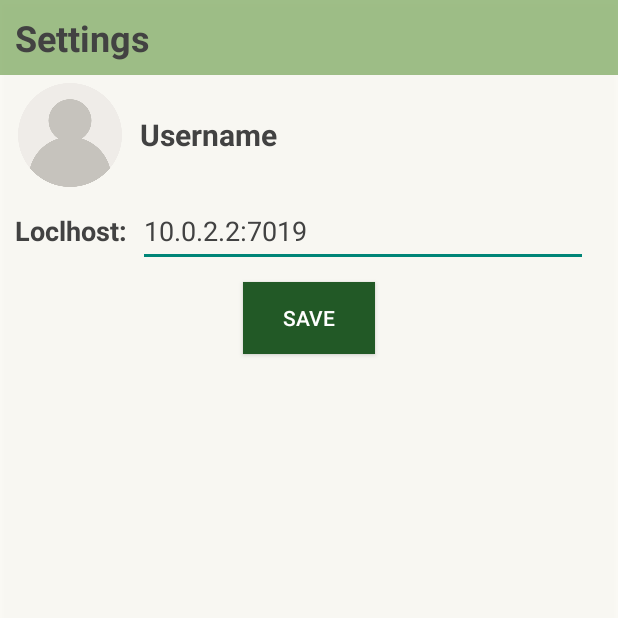
After one commit to noaziv55/android_application, an Android app: the SettingsPage screen opened directly, with no data from a screen before it, on a phone screen of 412 x 824 dp, the top half of it. The commit adds this screen. Run offline under Robolectric (Android 15) with nearby library versions, the phone set to English and light mode, and no system bars; our stand-ins replace Room's generated code.

Commit message:
creating setting page
creating setting page
and edit app design

```diff
--- a/AndroidApplication/app/src/main/AndroidManifest.xml
+++ b/AndroidApplication/app/src/main/AndroidManifest.xml
@@ -13,6 +13,10 @@
         android:supportsRtl="true"
         android:theme="@style/AppTheme.NoActionBar"
         tools:targetApi="31">
+
+        <activity
+            android:name=".SettingsPage"
+            android:exported="false" />
         <activity
             android:name=".AddContactActivity"
             android:exported="false" />
--- /dev/null
+++ b/AndroidApplication/app/src/main/java/com/example/androidapplication/SettingsPage.java
@@ -0,0 +1,32 @@
+package com.example.androidapplication;
+
+import android.annotation.SuppressLint;
+import android.os.Bundle;
+import android.widget.Button;
+import android.widget.EditText;
+
+import androidx.appcompat.app.AppCompatActivity;
+
+import com.example.androidapplication.entities.Settings;
+
+public class SettingsPage extends AppCompatActivity {
+
+    @Override
+    protected void onCreate(Bundle savedInstanceState) {
+        super.onCreate(savedInstanceState);
+        setContentView(R.layout.activity_settings);
+
+/*        SharedPreferences preferences = PreferenceManager.getDefaultSharedPreferences(this);
+        setContentView(R.layout.activity_settings);*/
+
+        Settings settings = new Settings();
+
+        EditText serverDefault = findViewById(R.id.settingsServerAddress);
+        serverDefault.setText("10.0.2.2:7019");
+
+        Button btnSave = findViewById(R.id.btnSave);
+        btnSave.setOnClickListener(v -> {
+            finish();
+        });
+    }
+}
--- /dev/null
+++ b/AndroidApplication/app/src/main/java/com/example/androidapplication/entities/Settings.java
@@ -0,0 +1,26 @@
+package com.example.androidapplication.entities;
+
+import androidx.annotation.NonNull;
+import androidx.room.Entity;
+import androidx.room.PrimaryKey;
+
+@Entity
+public class Settings {
+    @PrimaryKey
+    @NonNull
+    private String server;
+
+    public Settings() {
+        this.server = "http://10.0.2.2:7019";
+    }
+
+    @NonNull
+    public String getServer() {
+        return server;
+    }
+
+    public int setServer(@NonNull String server) {
+        this.server = server;
+        return 0;
+    }
+}
--- a/AndroidApplication/app/src/main/res/drawable-xxhdpi/radius2.xml
+++ b/AndroidApplication/app/src/main/res/drawable-xxhdpi/radius2.xml
@@ -1,5 +1,5 @@
 <?xml version="1.0" encoding="utf-8"?>
 <shape xmlns:android="http://schemas.android.com/apk/res/android" android:shape="rectangle">
     <corners android:radius="50dp"></corners>
-    <solid android:color="#DDDDDD"></solid>
+    <solid android:color="@color/white"></solid>
 </shape>
--- a/AndroidApplication/app/src/main/res/layout/activity_add_contact.xml
+++ b/AndroidApplication/app/src/main/res/layout/activity_add_contact.xml
@@ -33,7 +33,7 @@
                 android:hint="@string/register_etNickname"
                 android:importantForAutofill="no"
                 tools:ignore="TouchTargetSizeCheck"
-                android:textColor="#424242" />
+                android:textColor="@color/text_color" />
 
             <EditText
                 android:id="@+id/etServer"
@@ -44,14 +44,14 @@
                 android:hint="@string/server"
                 android:importantForAutofill="no"
                 tools:ignore="TouchTargetSizeCheck"
-                android:textColor="#424242" />
+                android:textColor="@color/text_color" />
 
             <Button
                 android:id="@+id/bthAddContact"
                 android:layout_width="wrap_content"
                 android:layout_height="match_parent"
                 android:layout_gravity="center"
-                android:backgroundTint="#225926"
+                android:backgroundTint="@color/button"
                 android:text="Add Contact"
                 android:textColor="@color/white" />
         </LinearLayout>
--- a/AndroidApplication/app/src/main/res/layout/activity_login_page.xml
+++ b/AndroidApplication/app/src/main/res/layout/activity_login_page.xml
@@ -67,7 +67,7 @@
                     android:layout_width="wrap_content"
                     android:layout_height="match_parent"
                     android:layout_gravity="center"
-                    android:backgroundTint="#225926"
+                    android:backgroundTint="@color/button"
                     android:textColor="@color/white"
                     android:text="@string/login_btn" />
 
@@ -79,7 +79,7 @@
                     android:layout_gravity="center"
                     android:backgroundTint="#00FFFFFF"
                     android:text="@string/register_link_btn"
-                    android:textColor="#424242" />
+                    android:textColor="@color/text_color" />
             </LinearLayout>
         </LinearLayout>
     </ScrollView>
--- a/AndroidApplication/app/src/main/res/layout/activity_register_page.xml
+++ b/AndroidApplication/app/src/main/res/layout/activity_register_page.xml
@@ -91,7 +91,7 @@
                     android:layout_width="wrap_content"
                     android:layout_height="match_parent"
                     android:layout_gravity="center"
-                    android:backgroundTint="#225926"
+                    android:backgroundTint="@color/button"
                     android:textColor="@color/white"
                     android:text="@string/register_btn" />
 
@@ -103,7 +103,7 @@
                     android:layout_gravity="center"
                     android:backgroundTint="#00FFFFFF"
                     android:text="@string/login_link_btn"
-                    android:textColor="#424242" />
+                    android:textColor="@color/text_color" />
             </LinearLayout>
         </LinearLayout>
     </ScrollView>
--- /dev/null
+++ b/AndroidApplication/app/src/main/res/layout/activity_settings.xml
@@ -0,0 +1,117 @@
+<?xml version="1.0" encoding="utf-8"?>
+
+<androidx.constraintlayout.widget.ConstraintLayout xmlns:android="http://schemas.android.com/apk/res/android"
+    xmlns:app="http://schemas.android.com/apk/res-auto"
+    xmlns:tools="http://schemas.android.com/tools"
+    android:layout_width="match_parent"
+    android:layout_height="match_parent"
+    android:background="@color/background_color"
+    android:elevation="4dp">
+
+    <LinearLayout
+        android:layout_width="match_parent"
+        android:layout_height="match_parent"
+        android:gravity="center|top"
+        android:orientation="vertical">
+
+        <LinearLayout
+            android:layout_width="match_parent"
+            android:layout_height="50dp"
+            android:background="@color/logo_bg_color2"
+            android:orientation="horizontal">
+
+            <TextView
+                android:id="@+id/textView"
+                android:layout_width="wrap_content"
+                android:layout_height="match_parent"
+                android:layout_weight="80"
+                android:gravity="center|start"
+                android:paddingStart="10dp"
+                android:text="@string/settings"
+                android:textColor="@color/text_color"
+                android:textSize="24sp"
+                android:textStyle="bold"
+                tools:ignore="RtlSymmetry" />
+
+        </LinearLayout>
+
+        <LinearLayout
+            android:id="@+id/linearLayout3"
+            android:layout_width="match_parent"
+            android:layout_height="80dp"
+            android:orientation="horizontal">
+
+            <ImageView
+                android:id="@+id/user_image_profile_image"
+                android:layout_width="60dp"
+                android:layout_height="match_parent"
+                android:layout_margin="5dp"
+                android:layout_weight="1"
+                app:srcCompat="@drawable/default_profile_image" />
+
+            <TextView
+                android:id="@+id/user_text_user_name"
+                android:layout_width="wrap_content"
+                android:layout_height="match_parent"
+                android:layout_weight="10"
+                android:gravity="center|start"
+                android:text="@string/username"
+                android:textColor="@color/text_color"
+                android:textSize="20sp"
+                android:textStyle="bold" />
+
+        </LinearLayout>
+
+        <LinearLayout
+            android:layout_width="match_parent"
+            android:layout_height="wrap_content"
+            android:orientation="vertical">
+
+            <LinearLayout
+                android:layout_width="match_parent"
+                android:layout_height="match_parent"
+                android:orientation="horizontal">
+
+                <TextView
+                    android:id="@+id/textView3"
+                    android:layout_width="wrap_content"
+                    android:layout_height="wrap_content"
+                    android:layout_marginStart="10dp"
+                    android:layout_marginBottom="10dp"
+                    android:layout_weight="1"
+                    android:text="@string/loclhost"
+                    android:textColor="@color/text_color"
+                    android:textSize="18sp"
+                    android:textStyle="bold" />
+
+                <EditText
+                    android:id="@+id/settingsServerAddress"
+                    android:layout_width="wrap_content"
+                    android:layout_height="wrap_content"
+                    android:layout_marginEnd="20dp"
+                    android:layout_marginBottom="10dp"
+                    android:layout_weight="20"
+                    android:hint="@string/change_localhost"
+                    android:importantForAutofill="no"
+                    android:inputType="textPersonName"
+                    android:minHeight="48dp"
+                    android:textColor="@color/text_color"
+                    android:textSize="18sp" />
+            </LinearLayout>
+
+        </LinearLayout>
+
+        <Button
+            android:id="@+id/btnSave"
+            style="@style/Widget.AppCompat.Button"
+            android:layout_width="wrap_content"
+            android:layout_height="wrap_content"
+            android:layout_gravity="center"
+            android:background="@color/button"
+            android:elevation="4dp"
+            android:text="@string/btn_save"
+            android:textColor="@color/white" />
+
+    </LinearLayout>
+
+</androidx.constraintlayout.widget.ConstraintLayout>
--- a/AndroidApplication/app/src/main/res/values/colors.xml
+++ b/AndroidApplication/app/src/main/res/values/colors.xml
@@ -5,6 +5,16 @@
     <color name="purple_700">#FF3700B3</color>
     <color name="teal_200">#FF03DAC5</color>
     <color name="teal_700">#FF018786</color>
+
+    <color name="transparent">#00FFFFFF</color>
+    <color name="background_color">#DCFFFEF8</color>
+    <color name="radius_color">#CDFDFFF4</color>
+    <color name="logo_bg_color1">#A6CFDCC6</color>
+    <color name="logo_bg_color2">#A66E9E4E</color>
+    <color name="header_color">#CCDEE5BC</color>
+    <color name="button">#225926</color>
+    <color name="white">#FFFFFFFF</color>
+    <color name="light_grey">#F3ECECEC</color>
+    <color name="text_color">#424242</color>
     <color name="black">#FF000000</color>
-    <color name="white">#FFFFFFFF</color>
 </resources>
--- a/AndroidApplication/app/src/main/res/values/strings.xml
+++ b/AndroidApplication/app/src/main/res/values/strings.xml
@@ -13,4 +13,10 @@
     <string name="login_link_btn">Click here to login</string>
     <string name="server">server</string>
     <string name="enter_your_text_here">Enter your text here</string>
+    <string name="chatapp">ChatApp</string>
+    <string name="change_localhost">change localhost</string>
+    <string name="loclhost">Loclhost:</string>
+    <string name="settings">Settings</string>
+    <string name="username">Username</string>
+    <string name="btn_save">SAVE</string>
 </resources>
--- a/AndroidApplication/app/src/main/res/values/themes.xml
+++ b/AndroidApplication/app/src/main/res/values/themes.xml
@@ -4,15 +4,15 @@
         <item name="windowActionBar">false</item>
         <item name="windowNoTitle">true</item>
         <!-- Primary brand color. -->
-        <item name="colorPrimary">@color/purple_500</item>
-        <item name="colorPrimaryVariant">@color/purple_700</item>
+        <item name="colorPrimary">@color/header_color</item>
+        <item name="colorPrimaryVariant">@color/button</item>
         <item name="colorOnPrimary">@color/white</item>
         <!-- Secondary brand color. -->
-        <item name="colorSecondary">@color/teal_200</item>
-        <item name="colorSecondaryVariant">@color/teal_700</item>
+        <item name="colorSecondary">@color/light_grey</item>
+        <item name="colorSecondaryVariant">@color/text_color</item>
         <item name="colorOnSecondary">@color/white</item>
         <!-- Status bar color. -->
-        <item name="android:statusBarColor" tools:targetApi="l">#000000</item>
+        <item name="android:statusBarColor" tools:targetApi="l">@color/logo_bg_color2</item>
         <!-- Customize your theme here. -->
     </style>
 </resources>
```
Also changed, not shown: AndroidApplication/app/src/main/java/com/example/androidapplication/MainPage.java (+8 -0 lines), AndroidApplication/app/src/main/res/drawable-anydpi/ic_menu_settings.xml (added, +16 -0 lines), AndroidApplication/app/src/main/res/layout/activity_chat.xml (+7 -6 lines), AndroidApplication/app/src/main/res/layout/activity_main_page.xml (+40 -5 lines), AndroidApplication/app/src/main/res/layout/custom_list_item.xml (+4 -4 lines), AndroidApplication/app/src/main/res/drawable-hdpi/ic_menu_settings.png (added), AndroidApplication/app/src/main/res/drawable-mdpi/ic_menu_settings.png (added), AndroidApplication/app/src/main/res/drawable-xhdpi/ic_menu_settings.png (added), AndroidApplication/app/src/main/res/drawable-xxhdpi/ic_menu_settings.png (added).
